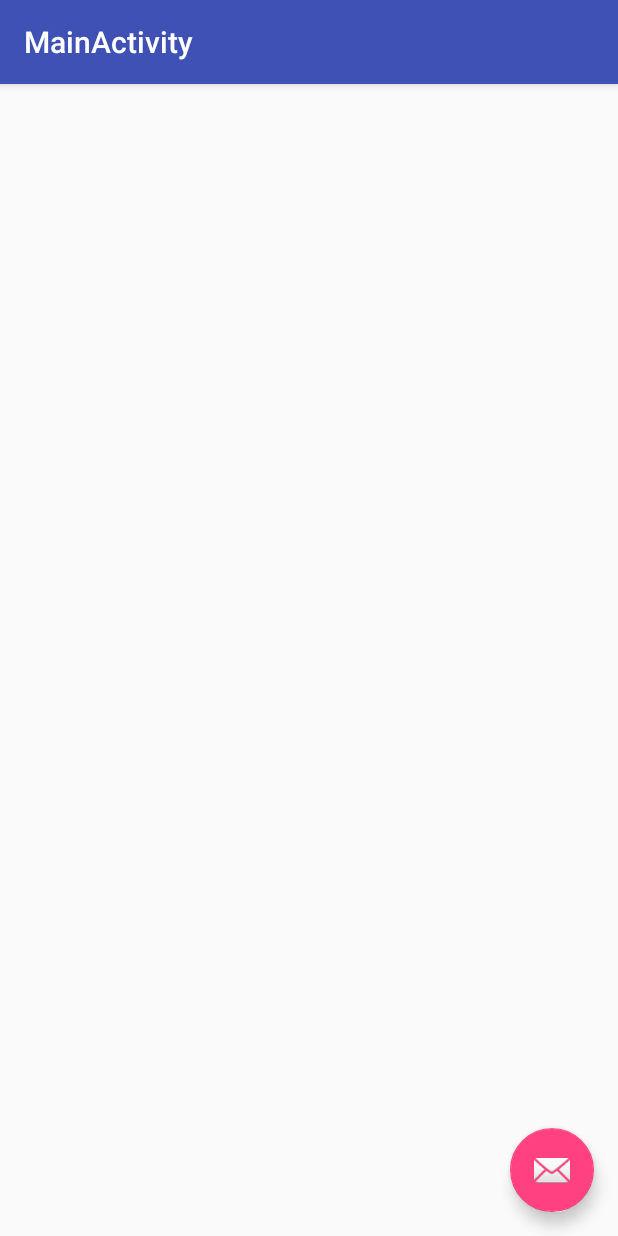
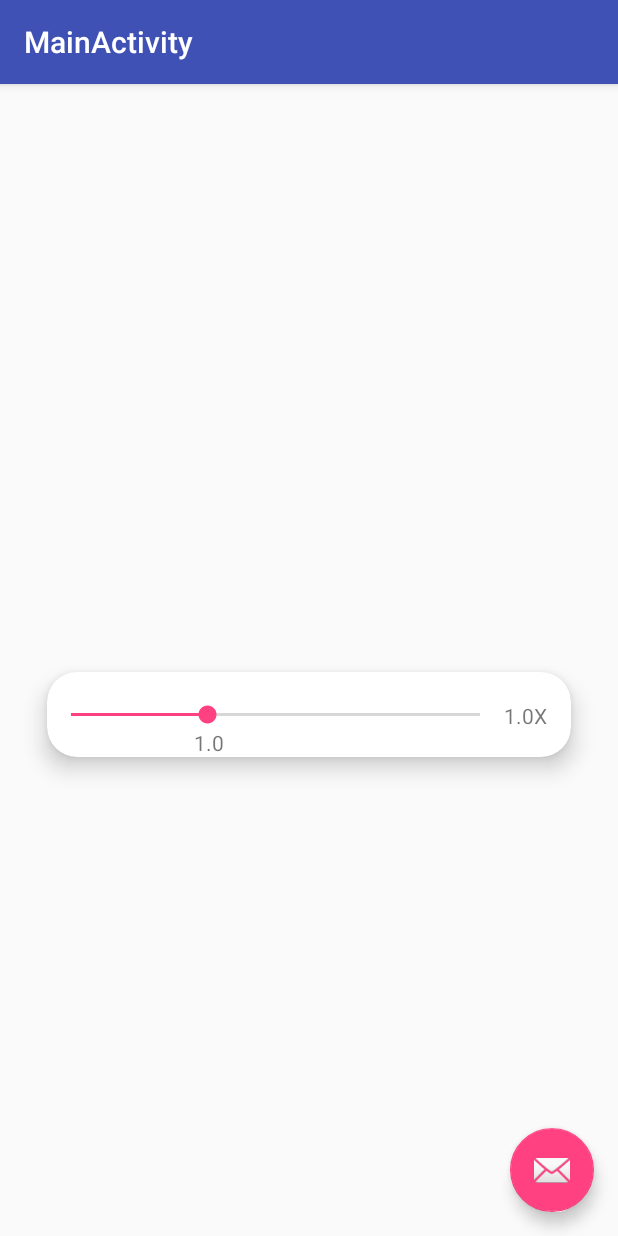
Before and after one commit to CodeRecipeJYP/android-dialog-playground, an Android app: the screen it shows after launch (MainActivity), on a phone screen of 412 x 824 dp. Run offline under Robolectric (Android 15) with nearby library versions, the phone set to English and light mode, and no system bars; 1 statement that could not run was skipped.

Commit message:
Add as fragment

```diff
--- a/app/src/main/java/com/example/jaeyoungpark/dialogplayground/CustomDialogFragment.kt
+++ b/app/src/main/java/com/example/jaeyoungpark/dialogplayground/CustomDialogFragment.kt
@@ -1,5 +1,6 @@
 package com.example.jaeyoungpark.dialogplayground
 
+import android.app.Dialog
 import android.content.Context
 import android.graphics.Color
 import android.graphics.drawable.ColorDrawable
@@ -32,7 +33,7 @@ class CustomDialogFragment : DialogFragment() {
     override fun onCreateView(inflater: LayoutInflater, container: ViewGroup?,
                               savedInstanceState: Bundle?): View? {
         val view = inflater.inflate(R.layout.fragment_custom, container, false)
-        dialog.window.requestFeature(Window.FEATURE_NO_TITLE)
+//        dialog.window.requestFeature(Window.FEATURE_NO_TITLE)
         return view
     }
 
@@ -49,19 +50,19 @@ class CustomDialogFragment : DialogFragment() {
     override fun onStart() {
         super.onStart()
 //        setStyle(, 0)
-        val attributes = dialog.window.attributes
-        attributes.width = ViewGroup.LayoutParams.MATCH_PARENT
+//        val attributes = dialog.window.attributes
+//        attributes.width = ViewGroup.LayoutParams.MATCH_PARENT
 //        attributes.y = 300
 
 //        val drawable = ContextCompat.getDrawable(context, R.drawable.corner)
 
         // Remove backward uncompatible shadow
-        val drawable = ColorDrawable(Color.TRANSPARENT)
-        dialog.window.setBackgroundDrawable(drawable)
+//        val drawable = ColorDrawable(Color.TRANSPARENT)
+//        dialog.window.setBackgroundDrawable(drawable)
 
         // Remove Feature "everything behind this window will be dimmed."
-        dialog.window.clearFlags(WindowManager.LayoutParams.FLAG_DIM_BEHIND)
-        dialog.window.attributes = attributes
+//        dialog.window.clearFlags(WindowManager.LayoutParams.FLAG_DIM_BEHIND)
+//        dialog.window.attributes = attributes
     }
 
     override fun onAttach(context: Context) {
--- a/app/src/main/java/com/example/jaeyoungpark/dialogplayground/MainActivity.kt
+++ b/app/src/main/java/com/example/jaeyoungpark/dialogplayground/MainActivity.kt
@@ -1,6 +1,7 @@
 package com.example.jaeyoungpark.dialogplayground
 
 import android.app.Dialog
+import android.app.FragmentTransaction
 import android.graphics.Outline
 import android.graphics.Rect
 import android.os.Build
@@ -29,8 +30,24 @@ class MainActivity : AppCompatActivity(), CustomDialogFragment.Listener {
         }
 
         Log.d(TAG, "onCreate() called  with: fragment = [${fragment}]")
+
         fragment = CustomDialogFragment.newInstance(30)
-                .apply { show(supportFragmentManager, "dialog") }
+                .apply {
+                    this.
+                }
+                .apply {
+                    supportFragmentManager.beginTransaction()
+                            .let { transaction ->
+                                transaction.setTransition(FragmentTransaction.TRANSIT_FRAGMENT_OPEN)
+                                transaction.setTransition(FragmentTransaction.TRANSIT_FRAGMENT_OPEN)
+                                // To make it fullscreen, use the 'content' root view as the container
+                                // for the fragment, which is always the root view for the activity
+                                transaction.add(R.id.frame, this)
+                                        .addToBackStack(null).commit()
+                                // For a little polish, specify a transition animation
+                            }
+                }
+//                .apply { show(supportFragmentManager, "dialog") }
 
 //        ItemListDialogFragment.newInstance(30)
 //                .apply { show(supportFragmentManager, "dialog") }
--- /dev/null
+++ b/app/src/main/java/com/example/jaeyoungpark/dialogplayground/Operator.kt
@@ -0,0 +1,9 @@
+package com.example.jaeyoungpark.dialogplayground
+
+/**
+ * Created by jaeyoungpark on 08/02/2018.
+ */
+
+class Operator {
+    internal var a = 1 or 1
+}
--- a/app/src/main/res/layout/content_main.xml
+++ b/app/src/main/res/layout/content_main.xml
@@ -1,9 +1,26 @@
-<fragment xmlns:android="http://schemas.android.com/apk/res/android"
+<LinearLayout android:layout_width="match_parent"
     xmlns:app="http://schemas.android.com/apk/res-auto"
     xmlns:tools="http://schemas.android.com/tools"
-    android:id="@+id/fragment"
-    android:name="com.example.jaeyoungpark.dialogplayground.MainActivityFragment"
-    android:layout_width="match_parent"
+    xmlns:android="http://schemas.android.com/apk/res/android"
+
     android:layout_height="match_parent"
-    app:layout_behavior="@string/appbar_scrolling_view_behavior"
-    tools:layout="@layout/fragment_main" />
+    android:orientation="vertical"
+    >
+
+    <TextView
+        android:id="@+id/tv"
+        android:name="com.example.jaeyoungpark.dialogplayground.MainActivityFragment"
+        android:layout_width="match_parent"
+        android:layout_height="0dp"
+        android:layout_weight="1"
+        />
+
+    <FrameLayout
+        android:id="@+id/frame"
+        android:name="com.example.jaeyoungpark.dialogplayground.MainActivityFragment"
+        android:layout_width="match_parent"
+        android:layout_height="0dp"
+        android:layout_weight="1"
+        />
+
+</LinearLayout>
```
